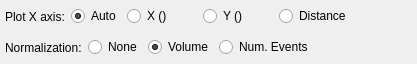
The window that Code/Mantid/MantidQt/SliceViewer/inc/MantidQtSliceViewer/LinePlotOptions.ui (mantidproject/mantid) describes before a commit, drawn with Qt 5.
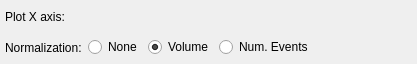
The same window after the commit.

Commit message:
Refs #4510, #4509, #4716: Simplified the plot axis choice
and made it more general.

Patch:
```diff
--- a/Code/Mantid/MantidQt/SliceViewer/inc/MantidQtSliceViewer/LinePlotOptions.ui
+++ b/Code/Mantid/MantidQt/SliceViewer/inc/MantidQtSliceViewer/LinePlotOptions.ui
@@ -36,61 +36,6 @@
         </property>
        </widget>
       </item>
-      <item>
-       <widget class="QRadioButton" name="radPlotAuto">
-        <property name="toolTip">
-         <string>Automatically choose between plotting X or Y depending on the angle of the line</string>
-        </property>
-        <property name="text">
-         <string>Auto</string>
-        </property>
-        <property name="checked">
-         <bool>true</bool>
-        </property>
-       </widget>
-      </item>
-      <item>
-       <widget class="QRadioButton" name="radPlotX">
-        <property name="minimumSize">
-         <size>
-          <width>70</width>
-          <height>0</height>
-         </size>
-        </property>
-        <property name="toolTip">
-         <string>Use the workspace's viewed X coordinate as the X axis of the plot</string>
-        </property>
-        <property name="text">
-         <string>X ()</string>
-        </property>
-       </widget>
-      </item>
-      <item>
-       <widget class="QRadioButton" name="radPlotY">
-        <property name="minimumSize">
-         <size>
-          <width>70</width>
-          <height>0</height>
-         </size>
-        </property>
-        <property name="toolTip">
-         <string>Use the workspace's viewed Y coordinate as the X axis of the plot</string>
-        </property>
-        <property name="text">
-         <string>Y ()</string>
-        </property>
-       </widget>
-      </item>
-      <item>
-       <widget class="QRadioButton" name="radPlotDistance">
-        <property name="toolTip">
-         <string>Use the distance from the start of the line as the X axis of the plot</string>
-        </property>
-        <property name="text">
-         <string>Distance</string>
-        </property>
-       </widget>
-      </item>
       <item>
        <spacer name="horizontalSpacer_5">
         <property name="orientation">
```
The commit also changes 15 other files.
